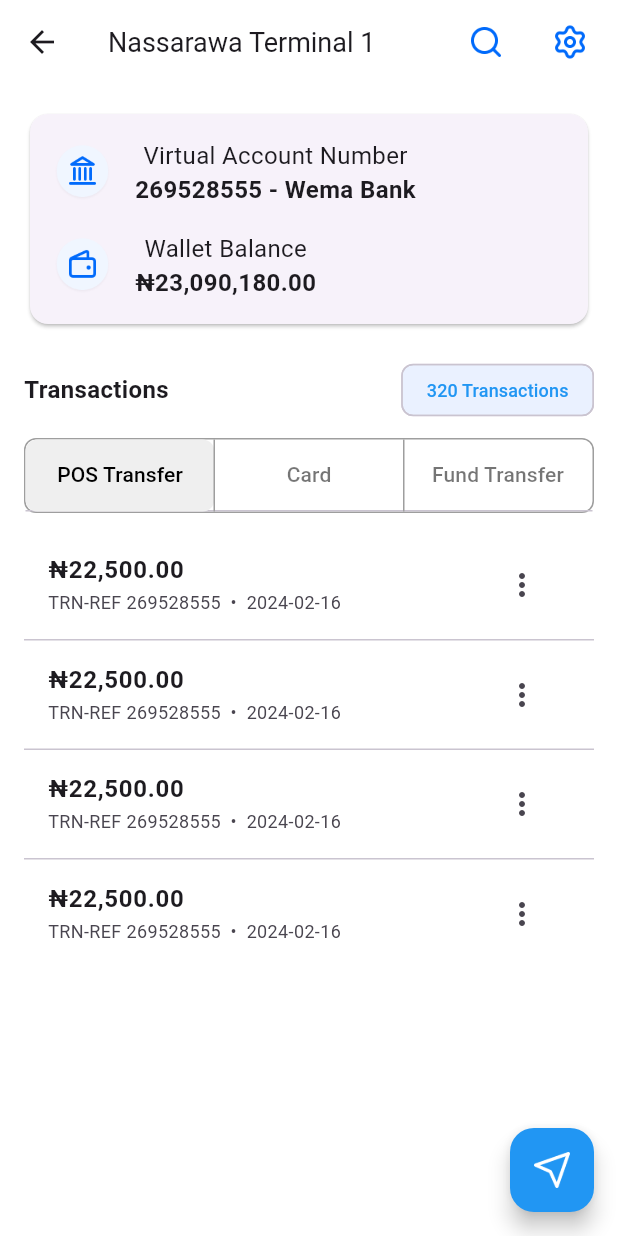
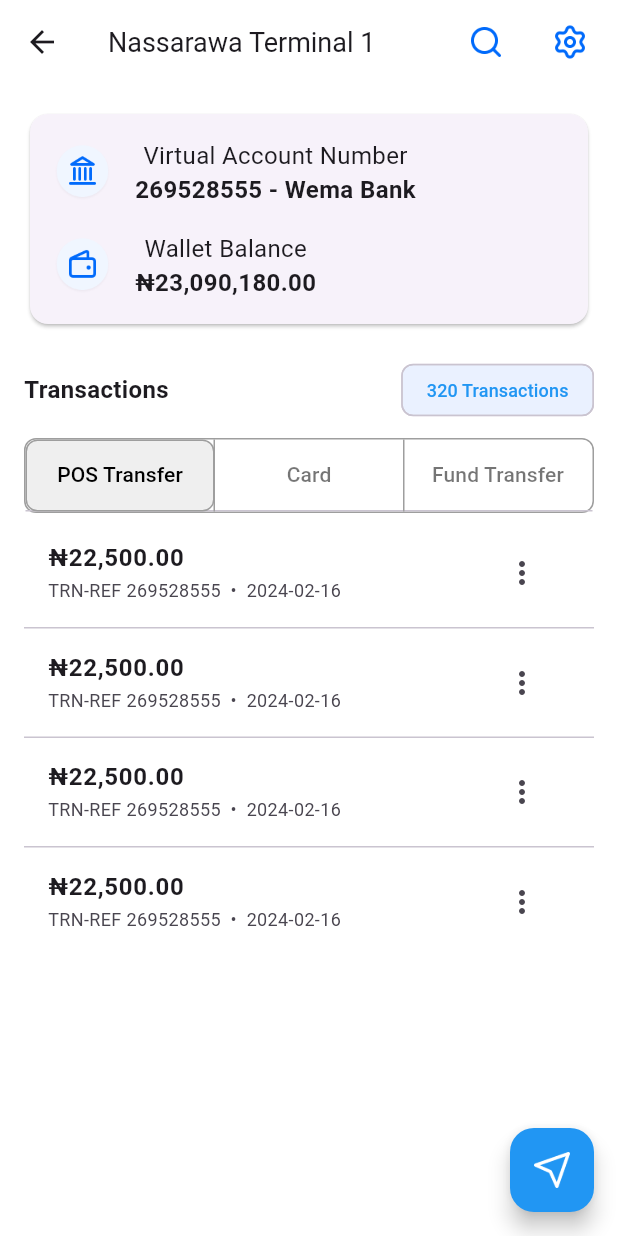
Before and after one commit to Usmanhero86/zainpos_merchant_mobile, a Flutter app: the NassarawaTerminalScreen screen opened directly, on a phone screen of 412 x 824 dp. Run offline on Flutter 3.47's test engine with Material 3 defaults, Android fonts, the phone set to English and light mode, and no system bars; Roboto replaces fonts that are missing (Poppins).

Commit message:
background changes

```diff
--- a/lib/screens/terminal/nassarawa_terminal.dart
+++ b/lib/screens/terminal/nassarawa_terminal.dart
@@ -9,7 +9,7 @@ import 'package:zainpos_merchant_mobile/screens/terminal/widgets/transaction_lis
 import 'package:zainpos_merchant_mobile/screens/transfers/transfer_screen.dart';
 
 class NassarawaTerminalScreen extends StatelessWidget {
-  NassarawaTerminalScreen({super.key});
+ const NassarawaTerminalScreen({super.key});
 
   @override
   Widget build(BuildContext context) {
@@ -167,23 +167,26 @@ class NassarawaTerminalScreen extends StatelessWidget {
                           padding: EdgeInsets.zero,
                           labelPadding: EdgeInsets.zero,
                           indicatorSize: TabBarIndicatorSize.tab,
+
                           indicator: BoxDecoration(
-                            color: Color(0xFFEFEFEF),        // active tab color
-                            borderRadius: BorderRadius.circular(8),
+                            color: Color(0xFFEFEFEF),
+                            border: Border.all(color: Colors.grey),      // keeps border line
+                            borderRadius: BorderRadius.circular(8),      // same radius as container
                           ),
                           labelColor: Colors.black,
                           unselectedLabelColor: Colors.black54,
-                          tabs: [
+                          tabs: const [
                             Tab(text: 'POS Transfer'),
                             Tab(text: 'Card'),
                             Tab(text: 'Fund Transfer'),
                           ],
                         ),
 
+                        // vertical dividers stay on top
                         Positioned.fill(
                           child: IgnorePointer(
                             child: Row(
-                              children: [
+                              children: const [
                                 Expanded(child: SizedBox()),
                                 VerticalDivider(width: 1, color: Colors.grey),
                                 Expanded(child: SizedBox()),
@@ -197,7 +200,7 @@ class NassarawaTerminalScreen extends StatelessWidget {
                     ),
                   ),
 
-                  SizedBox(height: basePadding / 2),
+                  // SizedBox(height: basePadding / 2),
 
                   // Transactions list
                   SizedBox(
```
